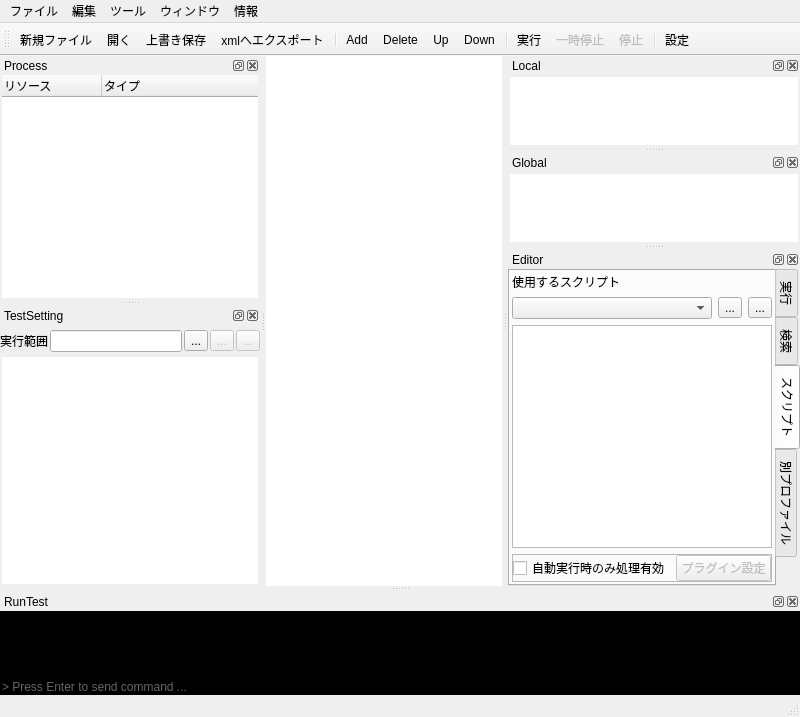
The window that src/ProfileEditor/profileeditor.ui (karakirimu/AutoBatchTools) describes before a commit, drawn with Qt 5.
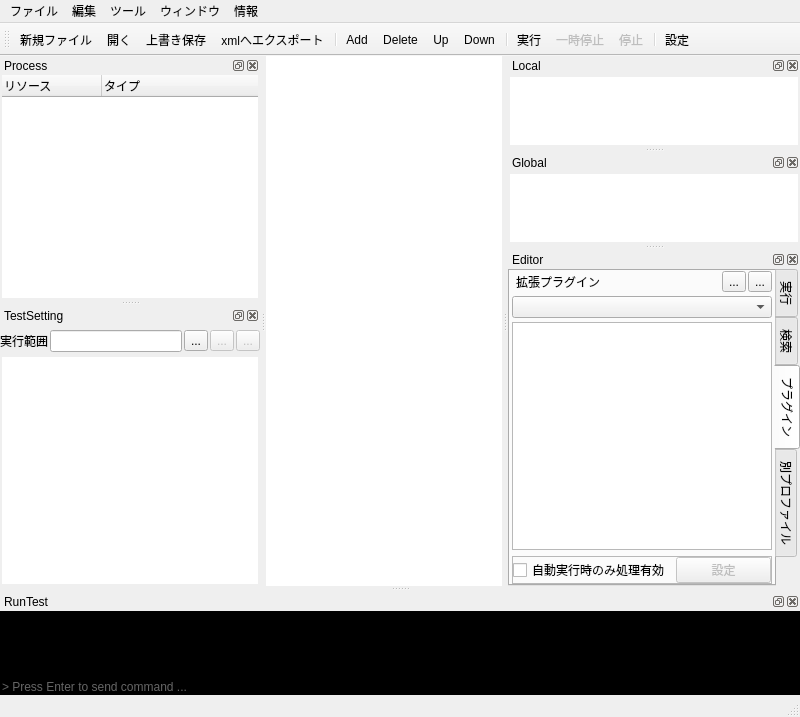
The same window after the commit. The open tabs and pages were chosen to show the change. Icons and pictures are not drawn. Custom widgets are drawn as their Qt base class.

```diff
--- a/src/ProfileEditor/profileeditor.ui
+++ b/src/ProfileEditor/profileeditor.ui
@@ -885,45 +885,43 @@
            </widget>
            <widget class="QWidget" name="script">
             <attribute name="title">
-             <string>スクリプト</string>
+             <string>プラグイン</string>
             </attribute>
             <layout class="QVBoxLayout" name="verticalLayout_13">
              <property name="leftMargin">
               <number>2</number>
              </property>
              <property name="topMargin">
-              <number>2</number>
+              <number>0</number>
              </property>
              <property name="rightMargin">
               <number>2</number>
              </property>
              <property name="bottomMargin">
-              <number>2</number>
+              <number>0</number>
              </property>
              <item>
               <layout class="QGridLayout" name="gridLayout_2">
+               <property name="horizontalSpacing">
+                <number>2</number>
+               </property>
+               <property name="verticalSpacing">
+                <number>4</number>
+               </property>
                <item row="0" column="0">
                 <widget class="QLabel" name="label_30">
                  <property name="text">
-                  <string>使用するスクリプト</string>
+                  <string>拡張プラグイン</string>
                  </property>
                  <property name="margin">
+                  <number>0</number>
+                 </property>
+                 <property name="indent">
                   <number>4</number>
                  </property>
                 </widget>
                </item>
-               <item row="1" column="3">
-                <widget class="QToolButton" name="extrafuncDeleteButton">
-                 <property name="text">
-                  <string>...</string>
-                 </property>
-                 <property name="icon">
-                  <iconset resource="../../res/resources.qrc">
-                   <normaloff>:/icons/Denided.png</normaloff>:/icons/Denided.png</iconset>
-                 </property>
-                </widget>
-               </item>
-               <item row="1" column="2">
+               <item row="0" column="2">
                 <widget class="QToolButton" name="extrafuncAddButton">
                  <property name="text">
                   <string>...</string>
@@ -934,12 +932,23 @@
                  </property>
                 </widget>
                </item>
-               <item row="1" column="0" colspan="2">
-                <widget class="ExtraFunctionsComboBox" name="extrafuncComboBox"/>
-               </item>
                <item row="2" column="0" colspan="4">
                 <widget class="CommandTable" name="extrafuncTableWidget"/>
                </item>
+               <item row="0" column="3">
+                <widget class="QToolButton" name="extrafuncDeleteButton">
+                 <property name="text">
+                  <string>...</string>
+                 </property>
+                 <property name="icon">
+                  <iconset resource="../../res/resources.qrc">
+                   <normaloff>:/icons/Denided.png</normaloff>:/icons/Denided.png</iconset>
+                 </property>
+                </widget>
+               </item>
+               <item row="1" column="0" colspan="4">
+                <widget class="ExtraFunctionsComboBox" name="extrafuncComboBox"/>
+               </item>
               </layout>
              </item>
              <item>
@@ -976,7 +985,7 @@
                    <bool>false</bool>
                   </property>
                   <property name="text">
-                   <string>プラグイン設定</string>
+                   <string>設定</string>
                   </property>
                  </widget>
                 </item>
```
Left out of the diff: 26 changed lines with no effect on the pictures.
